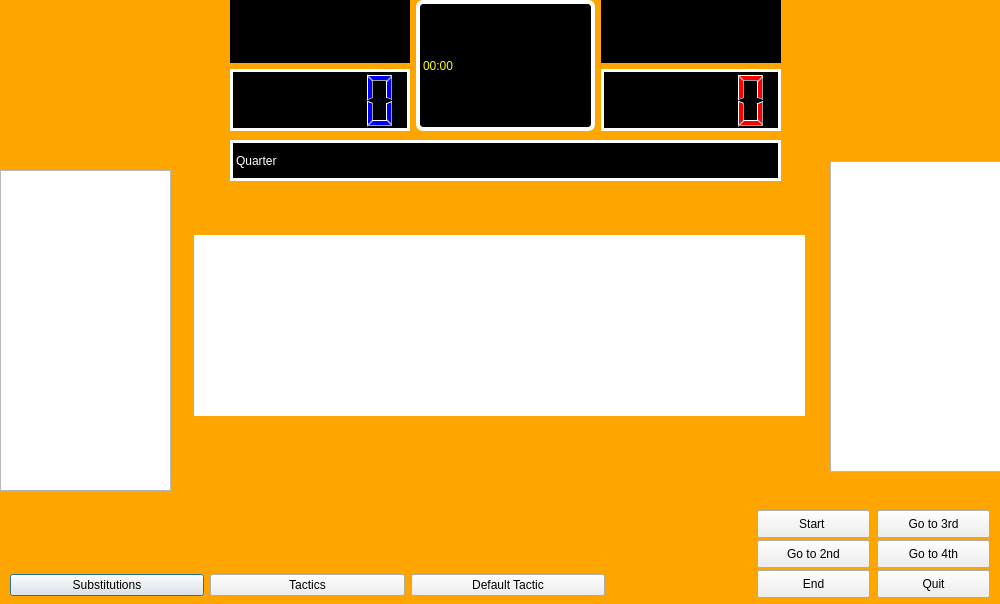
Before: the Qt Designer form BTM_Qt/nextgame.ui in skandermoalla/CSE201-Top5, drawn with Qt 5.
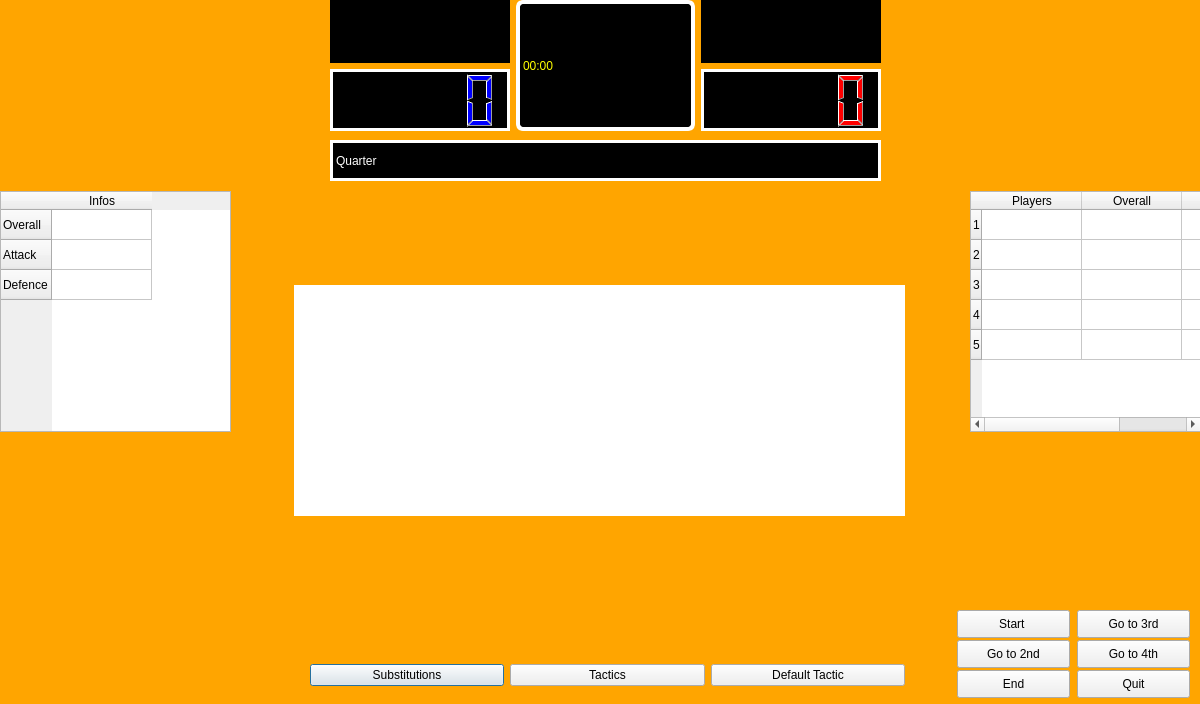
After: the same form once the commit is applied.

What changed in the file:
```diff
--- a/BTM_Qt/nextgame.ui
+++ b/BTM_Qt/nextgame.ui
@@ -6,8 +6,8 @@
    <rect>
     <x>0</x>
     <y>0</y>
-    <width>1000</width>
-    <height>604</height>
+    <width>1200</width>
+    <height>704</height>
    </rect>
   </property>
   <property name="windowTitle">
@@ -21,7 +21,7 @@
   <widget class="QLabel" name="quater">
    <property name="geometry">
     <rect>
-     <x>230</x>
+     <x>330</x>
      <y>140</y>
      <width>551</width>
      <height>41</height>
@@ -41,8 +41,8 @@
   <widget class="QWidget" name="layoutWidget">
    <property name="geometry">
     <rect>
-     <x>10</x>
-     <y>570</y>
+     <x>310</x>
+     <y>660</y>
      <width>595</width>
      <height>30</height>
     </rect>
@@ -74,7 +74,7 @@
   <widget class="QWidget" name="layoutWidget">
    <property name="geometry">
     <rect>
-     <x>230</x>
+     <x>330</x>
      <y>0</y>
      <width>551</width>
      <height>131</height>
@@ -160,8 +160,8 @@
   <widget class="QLabel" name="end_msg">
    <property name="geometry">
     <rect>
-     <x>310</x>
-     <y>510</y>
+     <x>460</x>
+     <y>590</y>
      <width>321</width>
      <height>31</height>
     </rect>
@@ -173,8 +173,8 @@
   <widget class="QPushButton" name="second_q">
    <property name="geometry">
     <rect>
-     <x>757</x>
-     <y>540</y>
+     <x>957</x>
+     <y>640</y>
      <width>113</width>
      <height>28</height>
     </rect>
@@ -186,8 +186,8 @@
   <widget class="QPushButton" name="start">
    <property name="geometry">
     <rect>
-     <x>757</x>
-     <y>510</y>
+     <x>957</x>
+     <y>610</y>
      <width>113</width>
      <height>28</height>
     </rect>
@@ -199,8 +199,8 @@
   <widget class="QPushButton" name="third_q">
    <property name="geometry">
     <rect>
-     <x>877</x>
-     <y>510</y>
+     <x>1077</x>
+     <y>610</y>
      <width>113</width>
      <height>28</height>
     </rect>
@@ -212,8 +212,8 @@
   <widget class="QPushButton" name="fourth_q">
    <property name="geometry">
     <rect>
-     <x>877</x>
-     <y>540</y>
+     <x>1077</x>
+     <y>640</y>
      <width>113</width>
      <height>28</height>
     </rect>
@@ -225,8 +225,8 @@
   <widget class="QPushButton" name="end_game">
    <property name="geometry">
     <rect>
-     <x>757</x>
-     <y>570</y>
+     <x>957</x>
+     <y>670</y>
      <width>113</width>
      <height>28</height>
     </rect>
@@ -238,10 +238,10 @@
   <widget class="QLabel" name="comments">
    <property name="geometry">
     <rect>
-     <x>194</x>
-     <y>235</y>
+     <x>294</x>
+     <y>285</y>
      <width>611</width>
-     <height>181</height>
+     <height>231</height>
     </rect>
    </property>
    <property name="styleSheet">
@@ -254,8 +254,8 @@
   <widget class="QPushButton" name="quit">
    <property name="geometry">
     <rect>
-     <x>877</x>
-     <y>570</y>
+     <x>1077</x>
+     <y>670</y>
      <width>113</width>
      <height>28</height>
     </rect>
@@ -268,21 +268,81 @@
    <property name="geometry">
     <rect>
      <x>0</x>
-     <y>170</y>
-     <width>171</width>
-     <height>321</height>
+     <y>191</y>
+     <width>231</width>
+     <height>241</height>
     </rect>
    </property>
+   <row>
+    <property name="text">
+     <string>Overall</string>
+    </property>
+   </row>
+   <row>
+    <property name="text">
+     <string>Attack</string>
+    </property>
+   </row>
+   <row>
+    <property name="text">
+     <string>Defence</string>
+    </property>
+   </row>
+   <column>
+    <property name="text">
+     <string>Infos</string>
+    </property>
+   </column>
   </widget>
   <widget class="QTableWidget" name="table_home">
    <property name="geometry">
     <rect>
-     <x>830</x>
-     <y>161</y>
-     <width>171</width>
-     <height>311</height>
+     <x>970</x>
+     <y>191</y>
+     <width>231</width>
+     <height>241</height>
     </rect>
    </property>
+   <row>
+    <property name="text">
+     <string>1</string>
+    </property>
+   </row>
+   <row>
+    <property name="text">
+     <string>2</string>
+    </property>
+   </row>
+   <row>
+    <property name="text">
+     <string>3</string>
+    </property>
+   </row>
+   <row>
+    <property name="text">
+     <string>4</string>
+    </property>
+   </row>
+   <row>
+    <property name="text">
+     <string>5</string>
+    </property>
+   </row>
+   <column>
+    <property name="text">
+     <string>Players</string>
+    </property>
+   </column>
+   <column>
+    <property name="text">
+     <string>Overall</string>
+    </property>
+   </column>
+   <column>
+    <property name="text">
+     <string>Energy</string>
+    </property>
+   </column>
   </widget>
  </widget>
  <resources/>
```
